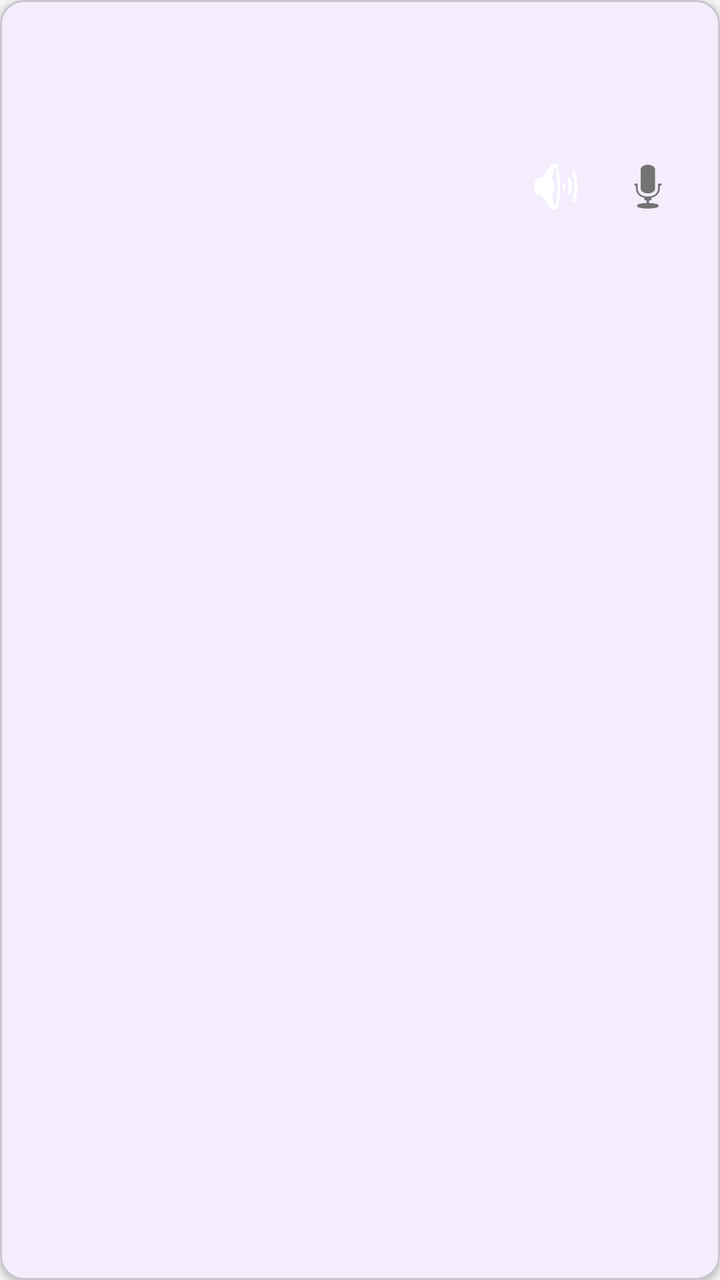
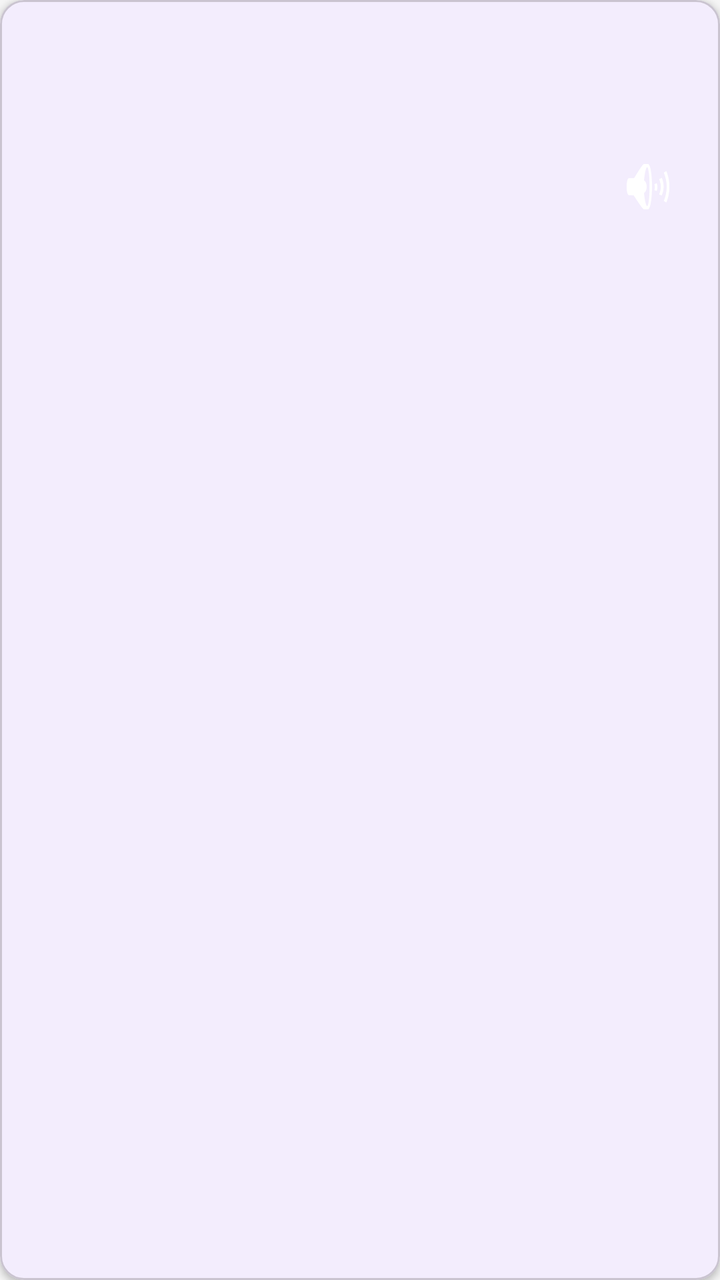

Compare the two renders of this Android layout. The source of the first and the diff that turns it into the second are given below.
<!-- AndroidManifest.xml: application theme Theme.MyApplication -->
<!-- res/layout/item_my_word.xml -->
<?xml version="1.0" encoding="utf-8"?>
<com.google.android.material.card.MaterialCardView
    xmlns:android="http://schemas.android.com/apk/res/android"
    xmlns:app="http://schemas.android.com/apk/res-auto"
    android:layout_width="match_parent"
    android:layout_height="wrap_content"
    android:layout_marginHorizontal="16dp"
    android:layout_marginVertical="6dp"
    app:cardCornerRadius="12dp"
    app:cardBackgroundColor="@color/card_background"
    app:cardElevation="2dp">

    <LinearLayout
        android:layout_width="match_parent"
        android:layout_height="wrap_content"
        android:orientation="vertical"
        android:padding="16dp">

        <TextView
            android:id="@+id/txt_word_en"
            android:layout_width="wrap_content"
            android:layout_height="wrap_content"
            android:textSize="18sp"
            android:textStyle="bold"
            android:textColor="@color/primary_text" />

        <TextView
            android:id="@+id/txt_word_vi"
            android:layout_width="wrap_content"
            android:layout_height="wrap_content"
            android:layout_marginTop="4dp"
            android:textSize="14sp"
            android:textColor="@color/secondary_text" />

        <LinearLayout
            android:layout_width="match_parent"
            android:layout_height="wrap_content"
            android:layout_marginTop="10dp"
            android:gravity="center_vertical"
            android:orientation="horizontal">

            <TextView
                android:id="@+id/txt_times_seen"
                android:layout_width="0dp"
                android:layout_height="wrap_content"
                android:layout_weight="1"
                android:textSize="12sp"
                android:textColor="@color/primary_color" />

            <TextView
                android:id="@+id/txt_mode"
                android:layout_width="wrap_content"
                android:layout_height="wrap_content"
                android:layout_marginEnd="10dp"
                android:textSize="11sp"
                android:textColor="@color/secondary_text" />

            <ImageButton
                android:id="@+id/btn_speak_word"
                android:layout_width="40dp"
                android:layout_height="40dp"
                android:background="?attr/selectableItemBackgroundBorderless"
                android:contentDescription="Speak word"
                android:padding="8dp"
                android:src="@android:drawable/ic_lock_silent_mode_off" />

            <ImageButton
                android:id="@+id/btn_record_word"
                android:layout_width="40dp"
                android:layout_height="40dp"
                android:layout_marginStart="6dp"
                android:background="?attr/selectableItemBackgroundBorderless"
                android:contentDescription="Record pronunciation"
                android:padding="8dp"
                android:src="@android:drawable/ic_btn_speak_now" />
        </LinearLayout>

    </LinearLayout>

</com.google.android.material.card.MaterialCardView>
<!-- resources referenced by this layout -->
<resources>
  <color name="card_background">#FFFFFFFF</color>
  <color name="primary_color">#FF6200EE</color>
  <color name="primary_text">#FF212121</color>
  <color name="secondary_text">#FF757575</color>
  <style name="Theme.MyApplication" parent="Theme.Material3.DayNight.NoActionBar">
          
          <item name="colorPrimary">@color/primary_color</item>
          <item name="colorPrimaryVariant">@color/primary_variant</item>
          <item name="colorOnPrimary">@color/white</item>
          <item name="colorSecondary">@color/secondary_color</item>
          <item name="colorOnSecondary">@color/black</item>
          <item name="colorError">@color/error_color</item>
          <item name="colorOnError">@color/white</item>
          <item name="colorSurface">@color/surface_color</item>
          <item name="colorOnSurface">@color/primary_text</item>
          <item name="android:colorBackground">@color/background_color</item>
          <item name="colorOnBackground">@color/primary_text</item>
      </style>
  <color name="primary_variant">#FF3700B3</color>
  <color name="white">#FFFFFFFF</color>
  <color name="secondary_color">#FF03DAC5</color>
  <color name="black">#FF000000</color>
  <color name="error_color">#FFB00020</color>
  <color name="surface_color">#FFFFFFFF</color>
  <color name="background_color">#FFF5F5F5</color>
</resources>

<!-- the commit's change to res/layout/item_my_word.xml (unified diff, before → after) -->
@@ -64,15 +64,6 @@
                 android:padding="8dp"
                 android:src="@android:drawable/ic_lock_silent_mode_off" />
 
-            <ImageButton
-                android:id="@+id/btn_record_word"
-                android:layout_width="40dp"
-                android:layout_height="40dp"
-                android:layout_marginStart="6dp"
-                android:background="?attr/selectableItemBackgroundBorderless"
-                android:contentDescription="Record pronunciation"
-                android:padding="8dp"
-                android:src="@android:drawable/ic_btn_speak_now" />
         </LinearLayout>
 
     </LinearLayout>
